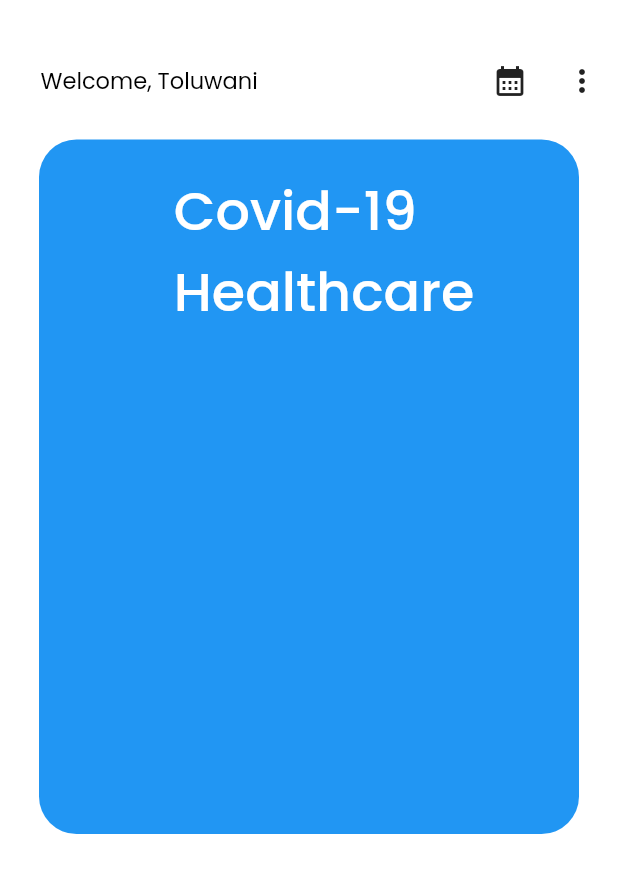
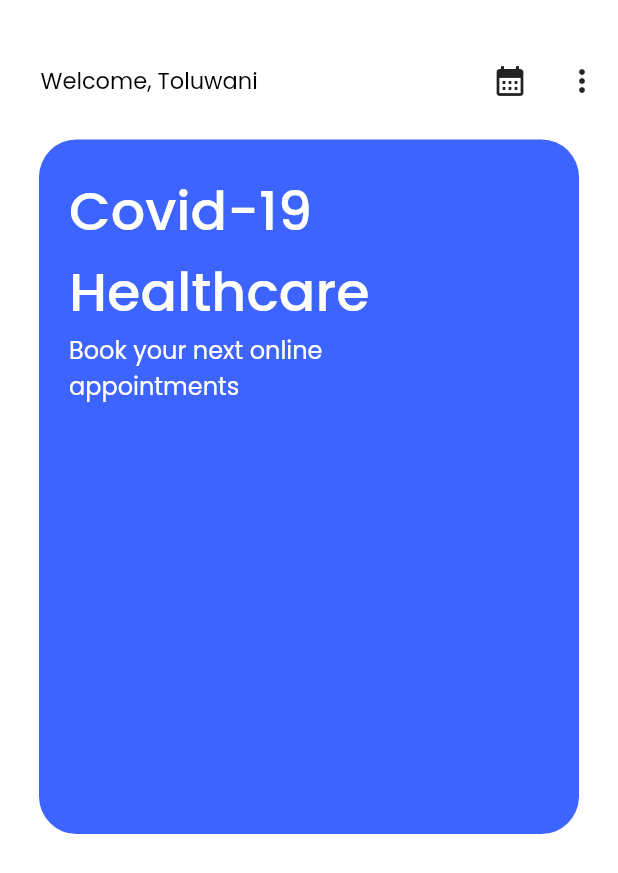
Before and after one commit to Nayan-03/Covid_19, a Flutter app: the screen it shows after launch, on a phone screen of 412 x 824 dp. Shown: the top 873 px of the screen. Run offline on Flutter 3.47's test engine with Material 2 defaults, Android fonts, the phone set to English and light mode, and no system bars; our stand-ins replace google_fonts.

Commit message:
commit_4

```diff
--- a/lib/home.dart
+++ b/lib/home.dart
@@ -58,49 +58,34 @@ class _HomepageState extends State<Homepage> {
               height: 463.0,
               width: 360.0,
               decoration: BoxDecoration(
-                color: Colors.blue,
-                borderRadius: BorderRadius.circular(25),
-              ),
-              child: Column(
+                  color: const Color.fromRGBO(62, 100, 255, 1),
+                  borderRadius: BorderRadius.circular(25)),
+              child: Padding(
+                padding: const EdgeInsets.only(left: 20.0, top: 20.0),
+                child: RichText(
+                  text: TextSpan(
                     children: [
-                  Padding(
-                    padding: const EdgeInsets.only(top: 20.0, left: 20.0),
-                    child: Text(
-
-                      "Covid-19\nHealthcare",
+                      TextSpan(
+                        text: "Covid-19\nHealthcare",
                         style: GoogleFonts.poppins(
                           color: Colors.white,
-
-                          fontSize: 36.0, fontWeight: FontWeight.w500,),
+                          fontSize: 36.0,
+                          fontWeight: FontWeight.w500,
+                        ),
+                      ),
+                      TextSpan(
+                        text: "\nBook your next online\nappointments",
+                        style: GoogleFonts.poppins(
+                          color: Colors.white,
+                          fontSize: 16.0,
+                          fontWeight: FontWeight.w400,
                         ),
                       ),
                     ],
                   ),
-            )
-            // Container(
-            //   height: 300,
-            //   color: Colors.red,
-            //   alignment: Alignment.bottomLeft,
-            //   child: Column(children: [
-            //     const Text("Put your Text Here!!!!"),
-            //     Container(
-            //       width: 360,
-            //       height: 230,
-            //       color: Colors.blue,
-            //       child: const Align(
-            //         alignment: Alignment.center,
-            //         child: Text(
-            //           'Car or sport car',
-            //           maxLines: 3,
-            //           textAlign: TextAlign.center,
-            //           style: TextStyle(
-            //             fontSize: 20,
-            //           ),
-            //         ),
-            //       ),
-            //     ),
-            //   ]),
-            // ),
+                ),
+              ),
+            ),
           ],
         ),
       ),
--- a/pubspec.yaml
+++ b/pubspec.yaml
@@ -60,8 +60,8 @@ flutter:
   uses-material-design: true
 
   # To add assets to your application, add an assets section, like this:
-  # assets:
-  #   - images/a_dot_burr.jpeg
+  assets:
+    - images/
   #   - images/a_dot_ham.jpeg
 
   # An image asset can refer to one or more resolution-specific "variants", see
```
Also changed, not shown: images/healthcare.png (added). Lines whose indentation alone changed are shown as unchanged.
